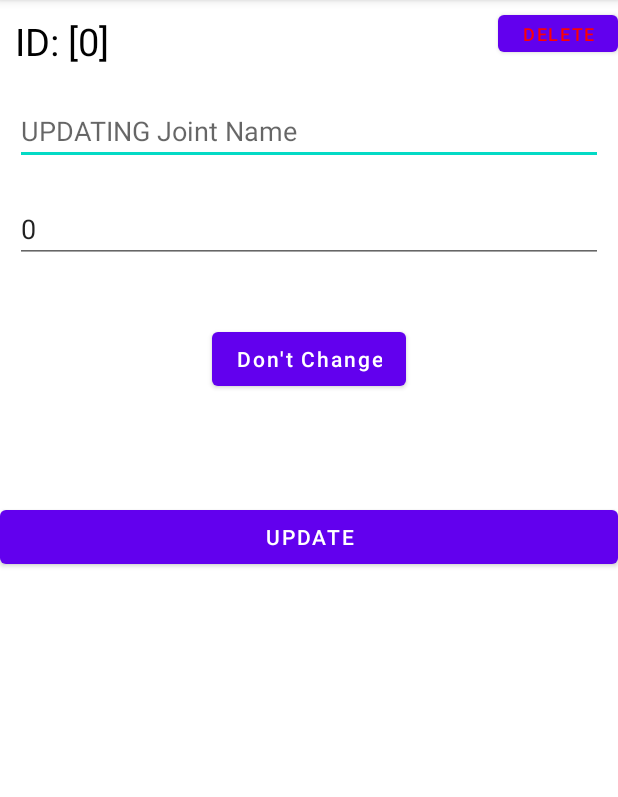
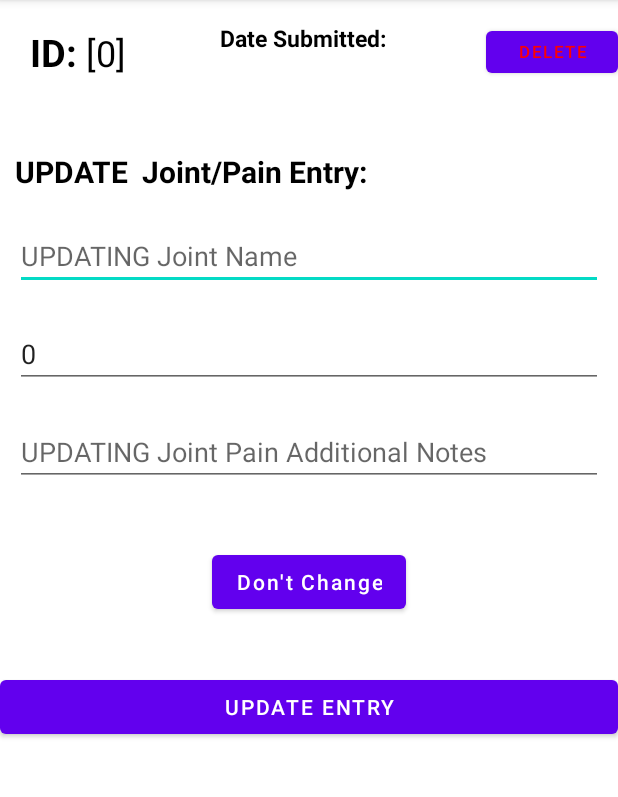
Before and after one commit to Marco-Cen/Movement-Reminder, an Android app: the UpdateDeletePainJointsDatabase screen opened directly, with no data from a screen before it, on a phone screen of 412 x 824 dp, the part 84-881 px from its top. Run offline under Robolectric (Android 15) with nearby library versions, the phone set to English and light mode, and no system bars; 1 statement that could not run was skipped.

Commit message:
Finalizing prototype for proof of concept
- added pain form description field (Updated view of overall database, updating view of database, card tile layout, new parameters in databse pain joint data model layout)
This means Client is now able to comment on which side of joint pain and specifics such as Left, Right, or Center, or Area of where exactly the pain is!
- Fixed UI of certain pages
- Some pages redesigned
- Added alarm sound/alert/notificaiton after timer is up!

```diff
--- a/app/src/main/java/com/example/cruddatabase/CardContentLayout_ExerciseListDB.java
+++ b/app/src/main/java/com/example/cruddatabase/CardContentLayout_ExerciseListDB.java
@@ -64,7 +64,7 @@ public class CardContentLayout_ExerciseListDB extends RecyclerView.Adapter<CardC
         holder.idExerciseField.setText("[ID]: " + modal.getIDExercise());
         holder.exerciseNameField.setText("[Exercise Name]: " + modal.getExerciseName());
         holder.exerciseDurationField.setText("[Duration]: " + Integer.toString(modal.getExerciseTimeRequired()) + " Minute(s)");
-        holder.exerciseDescripField.setText("[Note]: " + modal.getExerciseNote());
+        holder.exerciseDescripField.setText("[Note]: \n" + modal.getExerciseNote());
 
         //-- UPDATE Function in CRUD [adding on click listener for item of recycler view] --
         holder.itemView.setOnClickListener(new View.OnClickListener() {
--- a/app/src/main/java/com/example/cruddatabase/UpdateDeletePainJointsDatabase.java
+++ b/app/src/main/java/com/example/cruddatabase/UpdateDeletePainJointsDatabase.java
@@ -30,12 +30,12 @@ public class UpdateDeletePainJointsDatabase extends AppCompatActivity {
 
     // Storing our values from edittext fields.
     private Realm realm;
-    private TextView idDisplayField;
+    private TextView idDisplayField, dateSubmitField;
     private long id;
     private Button updateBtn, deletebttn, dontChangebttn;
 
-    private EditText jointNameField, jointPainValueField; //creating variables for our edit text
-    private String jointName, jointPainValueString;
+    private EditText jointNameField, jointPainValueField, jointPainNotesField; //creating variables for our edit text
+    private String jointName, jointPainValueString, jointPainNotesString, jointPainDateString;
     private int jointPainValue;
 
 
@@ -47,8 +47,10 @@ public class UpdateDeletePainJointsDatabase extends AppCompatActivity {
         // initializing our edittext and buttons
         realm = Realm.getDefaultInstance();
         idDisplayField = findViewById(R.id.idPainField);
+        dateSubmitField = findViewById(R.id.dateSubmittedField);
         jointNameField = findViewById(R.id.updateJointNameField);
         jointPainValueField= findViewById(R.id.updateJointPainValueField);
+        jointPainNotesField = findViewById(R.id.updateJointPainNotesField);
 
         updateBtn = findViewById(R.id.updateBttnUpdateJointPain);
         deletebttn = findViewById(R.id.deleteBttnJointPain);
@@ -56,14 +58,18 @@ public class UpdateDeletePainJointsDatabase extends AppCompatActivity {
 
         // on below line we are getting data which is passed from intent.
         id = getIntent().getLongExtra("id", 0);
+        jointPainDateString = getIntent().getStringExtra("dateRecorded");
         jointName = getIntent().getStringExtra("jointName");
         jointPainValue = getIntent().getIntExtra("jointPainLevel", 0); //'name' or the first arguemnt in .get__Extra() refers to the 'key', in 'key, value' pair so can be referenced in new activity sending to [Must use same key name here and new activity to use PASSED information between pages
+        jointPainNotesString = getIntent().getStringExtra("jointPainNotesKey");
 
         // on below line we are setting data in our edit test fields. (SETTING CONTENTS into input fields)
         idDisplayField.setText("[" + String.valueOf(id) + "]");
+        dateSubmitField.setText(jointPainDateString);
         jointNameField.setText(jointName);
         jointPainValueField.setText(String.valueOf(jointPainValue));
         jointPainValueField.setFilters(new InputFilter[]{ new HelperClass_InputRangeLimiter("1", "100")}); // (Inclusive) Limits user input to range of 1-100
+        jointPainNotesField.setText(jointPainNotesString);
 
         //TEST
         Toast.makeText(UpdateDeletePainJointsDatabase.this, "Looking into ID: [" + String.valueOf(id) + "]", Toast.LENGTH_SHORT).show();
@@ -130,6 +136,8 @@ public class UpdateDeletePainJointsDatabase extends AppCompatActivity {
                 jointPainValueString = jointPainValueField.getText().toString();
                 if(!TextUtils.isEmpty(jointPainValueString) ) { jointPainValue = Integer.parseInt(jointPainValueString); } //If jointPain value is not empty, convert string to int
 
+                jointPainNotesString = jointPainNotesField.getText().toString();
+
                 // Input Validation (validating the text fields if empty or not)
                 if (TextUtils.isEmpty(jointName)) {
                     jointNameField.setError("Woah! You left the joint NAME blank! You need to know where the pain is coming from!");
@@ -139,7 +147,8 @@ public class UpdateDeletePainJointsDatabase extends AppCompatActivity {
                     // on below line we are getting data from our modal where
                     // the id of the course equals to which we passed previously.
                     final PainJointDataModel painJointDataModel = realm.where(PainJointDataModel.class).equalTo("IDPain", id).findFirst();
-                    updateCourse(painJointDataModel, jointName, jointPainValue);
+
+                    updateCourse(painJointDataModel, jointName, jointPainValue, jointPainNotesString);
 
                     // on below line we are displaying a toast message when course is updated.
                     Toast.makeText(UpdateDeletePainJointsDatabase.this, "UPDATED! \n \t \t ID: [" + String.valueOf(id) + "] \n \t \t Joint Name: [" + jointName + "]", Toast.LENGTH_LONG).show();
@@ -156,7 +165,7 @@ public class UpdateDeletePainJointsDatabase extends AppCompatActivity {
 
 
     //UPDATE FUNCTION
-    private void updateCourse(PainJointDataModel painJointDataModel, String jointName, int jointPainValue) {
+    private void updateCourse(PainJointDataModel painJointDataModel, String jointName, int jointPainValue, String notesDescrip) {
 
         // on below line we are calling
         // a method to execute a transaction.
@@ -168,6 +177,8 @@ public class UpdateDeletePainJointsDatabase extends AppCompatActivity {
                 // which we get from our edit text fields.
                 painJointDataModel.setJointName(jointName);
                 painJointDataModel.setPainRating(jointPainValue);
+                painJointDataModel.setPainJointNotes(notesDescrip);
+
 
                 // inside on execute method we are calling a method to copy
                 // and update to real m database from our modal class.
--- a/app/src/main/java/com/example/setupdatabase/PainJointDataModel.java
+++ b/app/src/main/java/com/example/setupdatabase/PainJointDataModel.java
@@ -25,6 +25,7 @@ public class PainJointDataModel extends RealmObject {
     private String jointName;
     private int painRating; //Rating out of 100 (%)
     private String painDateRecorded; //date recorded which is datetime.now on when she submitted [DD/MM/YYYY]
+    private String painJointNotes;
 
 
     //-- creating an empty constructor --
@@ -40,5 +41,7 @@ public class PainJointDataModel extends RealmObject {
     public void setPainRating(int painRating) { this.painRating = painRating; }
     public String getPainDateRecorded() { return painDateRecorded; }
     public void setPainDateRecorded(String date) { this.painDateRecorded = date; }
+    public String getPainJointNotes(){return painJointNotes; }
+    public void setPainJointNotes(String description){this.painJointNotes = description; }
 
 }
--- a/app/src/main/res/layout/activity_crud_updatedelete_painjoints_database.xml
+++ b/app/src/main/res/layout/activity_crud_updatedelete_painjoints_database.xml
@@ -12,11 +12,11 @@
     <LinearLayout
         android:layout_width="match_parent"
         android:layout_height="wrap_content"
-        android:orientation="vertical">
-
-        <LinearLayout
-            android:layout_width="match_parent"
-            android:layout_height="match_parent"
+        android:layout_marginStart="10dp"
+        android:layout_marginTop="10dp"
+        android:layout_marginBottom="5dp"
+        android:gravity="center_horizontal|center_vertical"
+        android:minHeight="50dp"
         android:orientation="horizontal">
 
         <TextView
@@ -24,39 +24,89 @@
             android:layout_width="wrap_content"
             android:layout_height="wrap_content"
             android:layout_marginStart="10dp"
-                android:layout_marginTop="10dp"
-                android:layout_marginBottom="10dp"
             android:text="ID: "
             android:textColor="@color/black"
-                android:textSize="25sp" />
+            android:textSize="25sp"
+            android:textStyle="bold" />
 
         <TextView
             android:id="@+id/idPainField"
             android:layout_width="wrap_content"
             android:layout_height="wrap_content"
-                android:layout_marginTop="10dp"
-                android:layout_marginEnd="10dp"
-                android:layout_marginBottom="10dp"
-                android:text=" (Dynamic ID)"
+            android:text="(ID)"
             android:textColor="@color/black"
-                android:textSize="25sp" />
+            android:textSize="24sp" />
 
         <Space
+            android:layout_width="0dp"
+            android:layout_height="wrap_content"
+            android:layout_weight="1" />
+
+        <LinearLayout
             android:layout_width="wrap_content"
-                android:layout_height="match_parent"
+            android:layout_height="wrap_content"
+            android:layout_marginStart="40dp"
+            android:layout_marginEnd="40dp"
+            android:orientation="vertical">
+
+            <TextView
+                android:id="@+id/dateSubmittedTxt"
+                android:layout_width="wrap_content"
+                android:layout_height="wrap_content"
+                android:layout_gravity="center"
+                android:text="Date Submitted: "
+                android:textColor="@color/black"
+                android:textSize="15sp"
+                android:textStyle="bold" />
+
+            <TextView
+                android:id="@+id/dateSubmittedField"
+                android:layout_width="wrap_content"
+                android:layout_height="wrap_content"
+                android:layout_gravity="center"
+                android:layout_weight="1"
+                android:text=" (Dynamic Date Submitted)"
+                android:textColor="@color/black"
+                android:textSize="14sp" />
+        </LinearLayout>
+
+        <Space
+            android:layout_width="0dp"
+            android:layout_height="wrap_content"
             android:layout_weight="1" />
 
         <Button
             android:id="@+id/deleteBttnJointPain"
             android:layout_width="wrap_content"
             android:layout_height="wrap_content"
-                android:maxWidth="85dp"
-                android:minWidth="80dp"
-                android:minHeight="30dp"
+            android:maxHeight="50dp"
+            android:minHeight="40dp"
             android:text="Delete"
             android:textColor="#FF0000"
-                android:textSize="12sp" />
+            android:textSize="11sp" />
+
     </LinearLayout>
+
+    <Space
+        android:layout_width="match_parent"
+        android:layout_height="wrap_content"
+        android:minHeight="35dp" />
+
+    <LinearLayout
+        android:layout_width="match_parent"
+        android:layout_height="wrap_content"
+        android:orientation="vertical">
+
+        <TextView
+            android:id="@+id/updateJointPainTxt"
+            android:layout_width="wrap_content"
+            android:layout_height="wrap_content"
+            android:layout_marginStart="10dp"
+            android:layout_marginBottom="10dp"
+            android:text="UPDATE  Joint/Pain Entry:"
+            android:textColor="@color/black"
+            android:textSize="20sp"
+            android:textStyle="bold" />
 
         <EditText
             android:id="@+id/updateJointNameField"
@@ -80,6 +130,16 @@
             android:inputType="number"
             android:max="100"
             android:min="1" />
+
+        <EditText
+            android:id="@+id/updateJointPainNotesField"
+            android:layout_width="match_parent"
+            android:layout_height="wrap_content"
+            android:layout_marginStart="10dp"
+            android:layout_marginTop="10dp"
+            android:layout_marginEnd="10dp"
+            android:layout_marginBottom="10dp"
+            android:hint="UPDATING Joint Pain Additional Notes" />
     </LinearLayout>
 
     <!-- Edit text to enter Joint name -->
@@ -94,7 +154,7 @@
         android:orientation="vertical">
 
         <Space
-            android:layout_width="wrap_content"
+            android:layout_width="match_parent"
             android:layout_height="wrap_content"
             android:layout_weight="1"
             android:minHeight="30dp" />
@@ -108,11 +168,6 @@
             android:textAllCaps="false" />
 
         <!--button for updating course-->
-        <Space
-            android:layout_width="match_parent"
-            android:layout_height="wrap_content"
-            android:layout_weight="1"
-            android:minHeight="35dp" />
 
         <Space
             android:layout_width="match_parent"
@@ -124,7 +179,7 @@
             android:id="@+id/updateBttnUpdateJointPain"
             android:layout_width="match_parent"
             android:layout_height="wrap_content"
-            android:text="UPDATE" />
+            android:text="UPDATE ENTRY" />
     </LinearLayout>
 
 
--- a/app/src/main/res/layout/activity_crud_view_exercises_database.xml
+++ b/app/src/main/res/layout/activity_crud_view_exercises_database.xml
@@ -28,7 +28,7 @@
             android:layout_height="wrap_content"
             android:text="Home"
             android:textAllCaps="false"
-            android:textSize="10sp" />
+            android:textSize="13sp" />
 
         <TextView
             android:id="@+id/DatabaseInstructionsTxt"
@@ -45,7 +45,7 @@
             android:layout_width="wrap_content"
             android:layout_height="wrap_content"
             android:text="Add Entry"
-            android:textSize="10sp" />
+            android:textSize="12sp" />
     </LinearLayout>
 
 
--- a/app/src/main/res/layout/activity_crud_view_painjoints_database.xml
+++ b/app/src/main/res/layout/activity_crud_view_painjoints_database.xml
@@ -28,7 +28,7 @@
             android:layout_height="wrap_content"
             android:text="Home"
             android:textAllCaps="false"
-            android:textSize="10sp" />
+            android:textSize="13sp" />
 
         <TextView
             android:id="@+id/DatabaseInstructionsTxt"
@@ -45,7 +45,7 @@
             android:layout_width="wrap_content"
             android:layout_height="wrap_content"
             android:text="Add Entry"
-            android:textSize="10sp" />
+            android:textSize="12sp" />
     </LinearLayout>
 
 </RelativeLayout>
```
Also changed, not shown: app/src/main/java/com/example/cruddatabase/AddJointNameEntry.java (+10 -6 lines), app/src/main/java/com/example/cruddatabase/CardContentLayout_PainJointsDB.java (+7 -2 lines), app/src/main/java/com/example/movementreminder/ExerciseSelectedActivity.java (+10 -1 lines), app/src/main/res/layout/activity_crud_add_exercise_entry.xml (+29 -23 lines), app/src/main/res/layout/activity_crud_add_jointnamepain_entry.xml (renamed from app/src/main/res/layout/activity_crud_add_painjoint_entry.xml, +17 -6 lines), app/src/main/res/layout/activity_crud_updatedelete_exercises_database.xml (+38 -26 lines), app/src/main/res/layout/cardcontentlayout_painjointsdb.xml (+30 -13 lines). Lines whose indentation alone changed are shown as unchanged.
